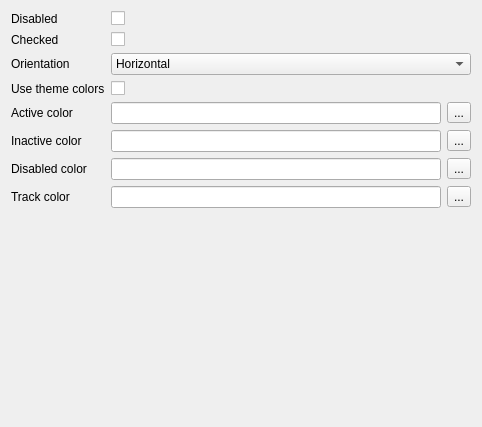
Old version of the form examples/switchsettingsform.ui in the repository sebcaux/qt-material-widgets.
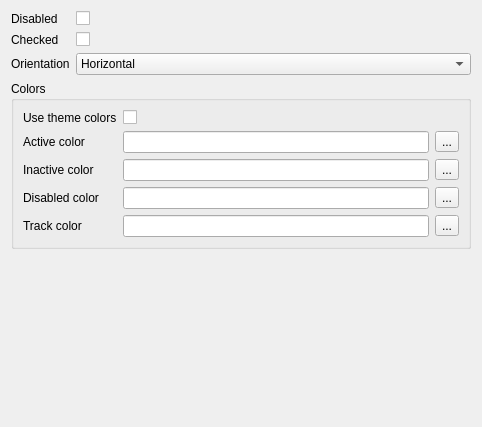
New version of the form.

Commit message: [examples] Reviewed layouts, added groupbox for colors

The edit to the form file:
```diff
--- a/examples/switchsettingsform.ui
+++ b/examples/switchsettingsform.ui
@@ -57,28 +57,98 @@
        </item>
       </widget>
      </item>
-     <item row="4" column="0">
+     <item row="3" column="0" colspan="2">
+      <widget class="QGroupBox" name="groupBox">
+       <property name="title">
+        <string>Colors</string>
+       </property>
+       <layout class="QFormLayout" name="formLayout_2">
+        <item row="0" column="0">
+         <widget class="QLabel" name="useThemeColorsLabel">
+          <property name="text">
+           <string>Use theme colors</string>
+          </property>
+         </widget>
+        </item>
+        <item row="0" column="1">
+         <widget class="QCheckBox" name="useThemeColorsCheckBox"/>
+        </item>
+        <item row="1" column="0">
       <widget class="QLabel" name="activeColorLabel">
        <property name="text">
         <string>Active color</string>
        </property>
       </widget>
      </item>
-     <item row="5" column="0">
+        <item row="1" column="1">
+         <layout class="QHBoxLayout" name="horizontalLayout">
+          <item>
+           <widget class="QLineEdit" name="activeColorLineEdit">
+            <property name="readOnly">
+             <bool>true</bool>
+            </property>
+           </widget>
+          </item>
+          <item>
+           <widget class="QToolButton" name="activeColorToolButton">
+            <property name="text">
+             <string>...</string>
+            </property>
+           </widget>
+          </item>
+         </layout>
+        </item>
+        <item row="2" column="0">
       <widget class="QLabel" name="inactiveColorLabel">
        <property name="text">
         <string>Inactive color</string>
        </property>
       </widget>
      </item>
-     <item row="6" column="0">
+        <item row="2" column="1">
+         <layout class="QHBoxLayout" name="horizontalLayout_3">
+          <item>
+           <widget class="QLineEdit" name="inactiveColorLineEdit">
+            <property name="readOnly">
+             <bool>true</bool>
+            </property>
+           </widget>
+          </item>
+          <item>
+           <widget class="QToolButton" name="inactiveColorToolButton">
+            <property name="text">
+             <string>...</string>
+            </property>
+           </widget>
+          </item>
+         </layout>
+        </item>
+        <item row="3" column="0">
       <widget class="QLabel" name="disabledColorLabel">
        <property name="text">
         <string>Disabled color</string>
        </property>
       </widget>
      </item>
-     <item row="7" column="0">
+        <item row="3" column="1">
+         <layout class="QHBoxLayout" name="horizontalLayout_4">
+          <item>
+           <widget class="QLineEdit" name="disabledColorLineEdit">
+            <property name="readOnly">
+             <bool>true</bool>
+            </property>
+           </widget>
+          </item>
+          <item>
+           <widget class="QToolButton" name="disabledColorToolButton">
+            <property name="text">
+             <string>...</string>
+            </property>
+           </widget>
+          </item>
+         </layout>
+        </item>
+        <item row="4" column="0">
       <widget class="QLabel" name="trackColorLabel">
        <property name="text">
         <string>Track color</string>
@@ -86,51 +156,13 @@
       </widget>
      </item>
      <item row="4" column="1">
-      <layout class="QHBoxLayout" name="horizontalLayout">
-       <item>
-        <widget class="QLineEdit" name="activeColorLineEdit"/>
-       </item>
-       <item>
-        <widget class="QToolButton" name="activeColorToolButton">
-         <property name="text">
-          <string>...</string>
-         </property>
-        </widget>
-       </item>
-      </layout>
-     </item>
-     <item row="5" column="1">
-      <layout class="QHBoxLayout" name="horizontalLayout_3">
-       <item>
-        <widget class="QLineEdit" name="inactiveColorLineEdit"/>
-       </item>
-       <item>
-        <widget class="QToolButton" name="inactiveColorToolButton">
-         <property name="text">
-          <string>...</string>
-         </property>
-        </widget>
-       </item>
-      </layout>
-     </item>
-     <item row="6" column="1">
-      <layout class="QHBoxLayout" name="horizontalLayout_4">
-       <item>
-        <widget class="QLineEdit" name="disabledColorLineEdit"/>
-       </item>
-       <item>
-        <widget class="QToolButton" name="disabledColorToolButton">
-         <property name="text">
-          <string>...</string>
-         </property>
-        </widget>
-       </item>
-      </layout>
-     </item>
-     <item row="7" column="1">
       <layout class="QHBoxLayout" name="horizontalLayout_5">
        <item>
-        <widget class="QLineEdit" name="trackColorLineEdit"/>
+           <widget class="QLineEdit" name="trackColorLineEdit">
+            <property name="readOnly">
+             <bool>true</bool>
+            </property>
+           </widget>
        </item>
        <item>
         <widget class="QToolButton" name="trackColorToolButton">
@@ -141,16 +173,9 @@
        </item>
       </layout>
      </item>
-     <item row="3" column="0">
-      <widget class="QLabel" name="useThemeColorsLabel">
-       <property name="text">
-        <string>Use theme colors</string>
-       </property>
+       </layout>
       </widget>
      </item>
-     <item row="3" column="1">
-      <widget class="QCheckBox" name="useThemeColorsCheckBox"/>
-     </item>
     </layout>
    </item>
   </layout>
```
Lines whose indentation alone changed are shown as unchanged. The commit also changes 11 other files.
